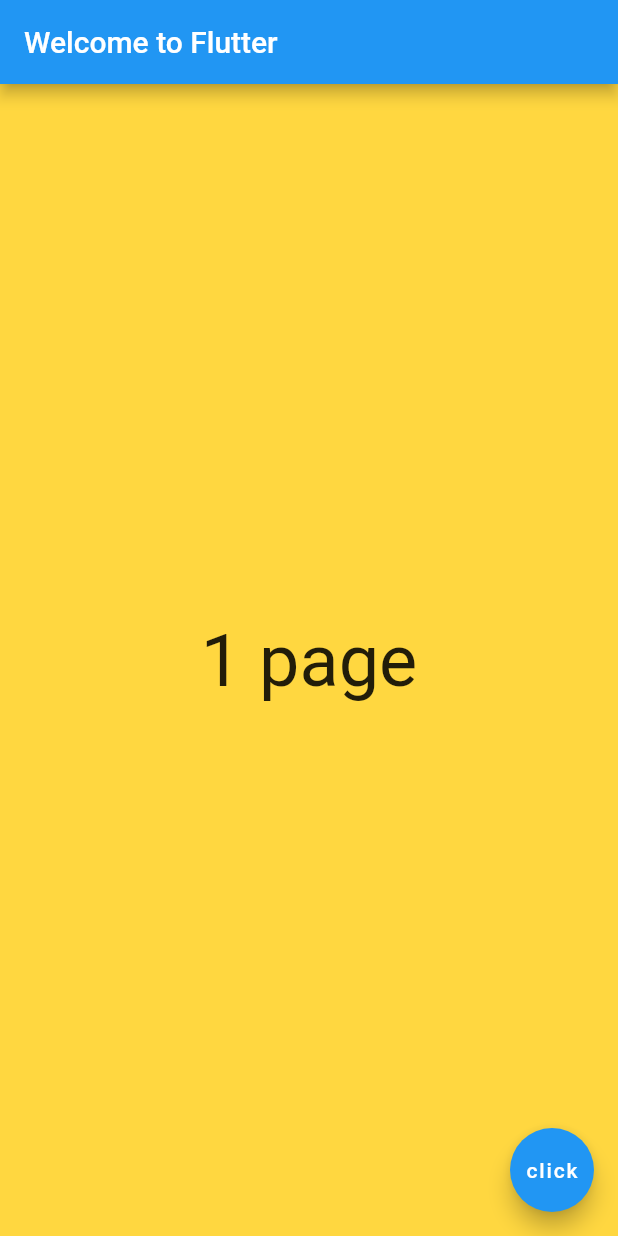
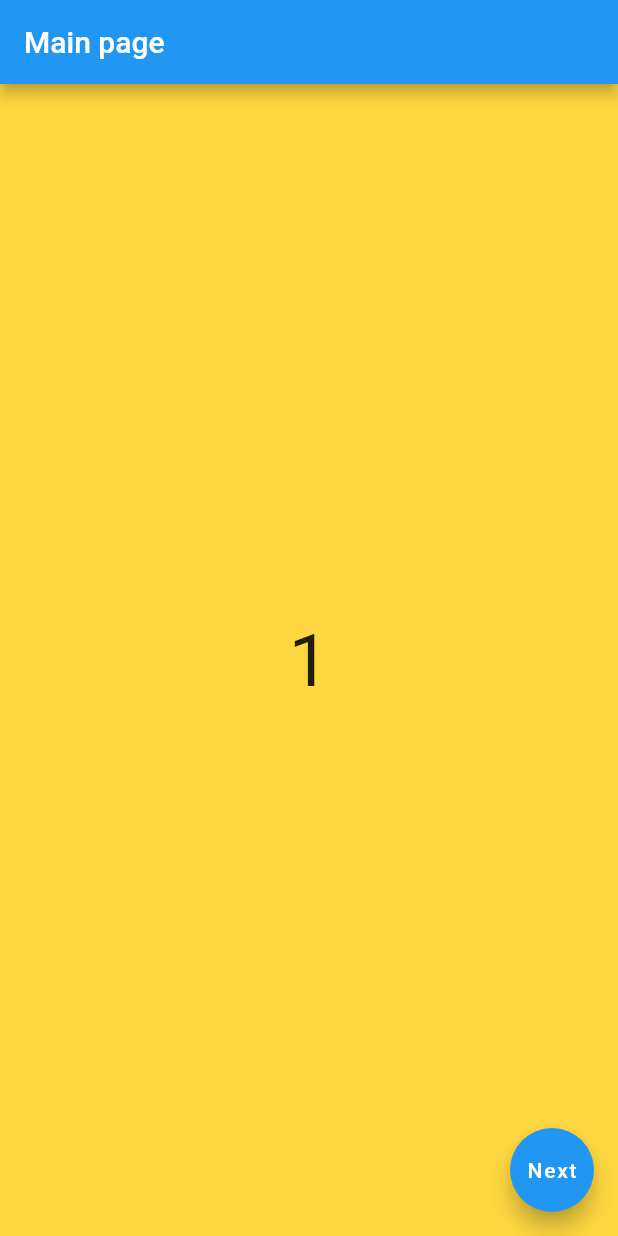
Before and after one commit to irynashkliar/my_app, a Flutter app: the screen it shows after launch, on a phone screen of 412 x 824 dp. Run offline on Flutter 3.47's test engine with Material 2 defaults, Android fonts, the phone set to English and light mode, and no system bars.

Commit message:
"The final version"

```diff
--- a/lib/main.dart
+++ b/lib/main.dart
@@ -1,52 +1,111 @@
 import 'package:flutter/material.dart';
 
-void main() {
-  runApp(const MyApp());
-}
-
-class MyApp extends StatelessWidget {
-  const MyApp({super.key});
-
+class MainScreen extends StatelessWidget {
   @override
   Widget build(BuildContext context) {
-    return MaterialApp(
-      title: 'Welcome to Flutter',
-      home: Scaffold(
-        appBar: AppBar(
-          title: const Text('Welcome to Flutter'),
-        ),
-        body: const Center(
+    return Scaffold(
+      appBar: AppBar(title: Text('Main page')),
+      body: Center(
         child: Text(
-            '1 page',
+          '1',
           style: TextStyle(fontSize: 48),
         ),
-
-          // TextButton(onPressed: () { }, child: Text('click'), color: Colors.blue),
-
-          // TextButton(
-          //   style: TextButton.styleFrom(
-          //     primary: Colors.red, // foreground
-          //   ),
-          //   onPressed: () { },
-          //   child: Text('TextButton with custom foreground'),
-          // )
-
-          // RaisedButton(onPressed: () {}, child: Text('click'), color: Colors.blue),
-
-          // FlatButton(child: Text('click'), onPressed: (), color: Colors.blue),
       ),
       backgroundColor: Colors.amberAccent,
       floatingActionButton: FloatingActionButton(
-          child: Text('click'),
-          // centerTitle: true,
+        child: Text('Next'),
         onPressed: () {
-            print('click');
+          Navigator.push(
+              context, MaterialPageRoute(builder: (context) => SecondScreen()));
         },
-        ),
       ),
     );
   }
 }
+
+class SecondScreen extends StatelessWidget {
+  @override
+  Widget build(BuildContext context) {
+    return Scaffold(
+      appBar: AppBar(title: Text('Second page')),
+      body: Center(
+        child: Text(
+          '2',
+          style: TextStyle(fontSize: 48),
+        ),
+      ),
+      backgroundColor: Colors.blueAccent,
+      floatingActionButton: FloatingActionButton(
+        child: Text('Back'),
+        onPressed: () {
+          Navigator.pop(context);
+        },
+      ),
+    );
+  }
+}
+
+void main() {
+  runApp(MaterialApp(
+    home: MainScreen(),
+  ));
+}
+
+
+
+
+
+
+
+// import 'package:flutter/material.dart';
+
+// void main() {
+//   runApp(const MyApp());
+// }
+
+// class MyApp extends StatelessWidget {
+//   const MyApp({super.key});
+
+//   @override
+//   Widget build(BuildContext context) {
+//     return MaterialApp(
+//       title: 'Welcome to Flutter',
+//       home: Scaffold(
+//         appBar: AppBar(
+//           title: const Text('Welcome to Flutter'),
+//         ),
+//         body: const Center(
+//           child: Text(
+//             '1 page',
+//             style: TextStyle(fontSize: 48),
+//           ),
+
+//           // TextButton(onPressed: () { }, child: Text('click'), color: Colors.blue),
+
+//           // TextButton(
+//           //   style: TextButton.styleFrom(
+//           //     primary: Colors.red, // foreground
+//           //   ),
+//           //   onPressed: () { },
+//           //   child: Text('TextButton with custom foreground'),
+//           // )
+
+//           // RaisedButton(onPressed: () {}, child: Text('click'), color: Colors.blue),
+
+//           // FlatButton(child: Text('click'), onPressed: (), color: Colors.blue),
+//         ),
+//         backgroundColor: Colors.amberAccent,
+//         floatingActionButton: FloatingActionButton(
+//           child: Text('click'),
+//           // centerTitle: true,
+//           onPressed: () {
+//             print('click');
+//           },
+//         ),
+//       ),
+//     );
+//   }
+// }
 
 
 
```
Lines whose indentation alone changed are shown as unchanged.
